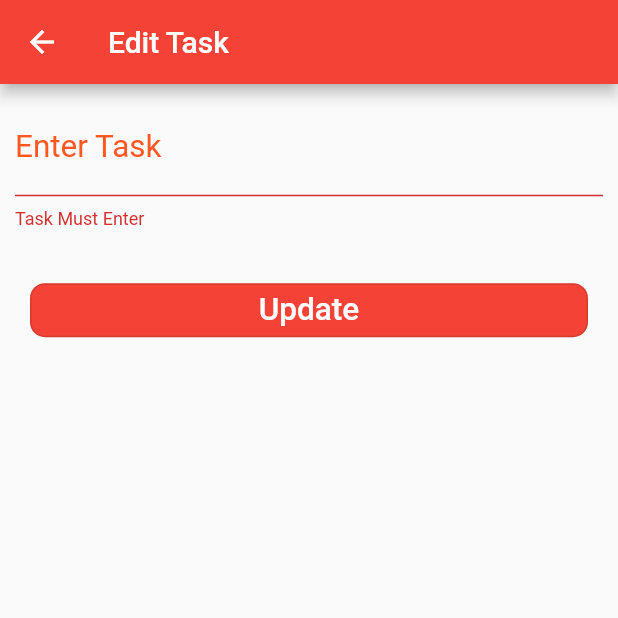
After one commit to HeinnWaiHtet/floor-todo-app, a Flutter app: the EditScreen screen opened directly, after a tap on "Update", on a phone screen of 412 x 824 dp, the top half of it. The commit adds this screen. Run offline on Flutter 3.47's test engine with Material 2 defaults, Android fonts, the phone set to English and light mode, and no system bars; our stand-ins replace floor, sqflite; accounts and stored records are empty; generated files the repository leaves out were written again.

Commit message:
adding update task screen

```diff
--- /dev/null
+++ b/lib/edit_screen.dart
@@ -0,0 +1,78 @@
+import 'package:flutter/material.dart';
+
+class EditScreen extends StatefulWidget {
+  const EditScreen({ Key? key }) : super(key: key);
+
+  @override
+  _EditScreenState createState() => _EditScreenState();
+}
+
+class _EditScreenState extends State<EditScreen> {
+  final key = GlobalKey<FormState>();
+  TextEditingController controller = TextEditingController();
+  @override
+  Widget build(BuildContext context) {
+    return Scaffold(
+        appBar: AppBar(
+          title: Text("Edit Task"),
+        ),
+        body: Column(
+      children: [
+        Form(
+          key: key,
+          child: Container(
+            padding: EdgeInsets.all(10),
+            child: TextFormField(
+              controller: controller,
+              validator: (value){
+                if(value == null || value.isEmpty){
+                  return "Task Must Enter";
+                }
+                return null;
+              },
+              decoration: InputDecoration(
+                hintText: "Enter your Task",
+                labelText: "Enter Task",
+                labelStyle: TextStyle(
+                  color: Colors.deepOrange,
+                  fontSize: 21)
+                ),
+              style: TextStyle(
+                fontSize: 18,
+                color: Colors.black
+              ),
+              ),
+            ),
+          ),
+
+          Container(
+            margin: EdgeInsets.all(20),
+            width: MediaQuery.of(context).size.width,
+            child: OutlinedButton(
+              style: OutlinedButton.styleFrom(
+                backgroundColor: Colors.red,
+                primary: Colors.red,
+                shape: RoundedRectangleBorder(
+                  borderRadius: BorderRadius.all(
+                    Radius.circular(10)
+                  )
+                )
+              ),
+              child: Text(
+                "Update",
+                style: TextStyle(
+                  color: Colors.white,
+                  fontSize: 21,
+                  ),
+                ),
+              onPressed: () async{
+                if(key.currentState!.validate()){
+
+                }
+              },
+            ),
+          ),
+       ]),
+      );
+  }
+}
--- a/lib/main.dart
+++ b/lib/main.dart
@@ -1,6 +1,7 @@
 import 'package:flutter/material.dart';
 import 'package:todoapp/db/todo_dao.dart';
 import 'package:todoapp/db/todo_database.dart';
+import 'package:todoapp/edit_screen.dart';
 
 import 'db/todo.dart';
 
@@ -163,7 +164,12 @@ class _MyHomeState extends State<MyHome> {
                           ),
                           IconButton(
                             onPressed: (){
-
+                              Navigator.push(
+                                context,
+                                MaterialPageRoute(builder: (context){
+                                  return EditScreen();
+                                })
+                              );
                             },
                             icon: Icon(Icons.edit),
                             color: Colors.red,
```
